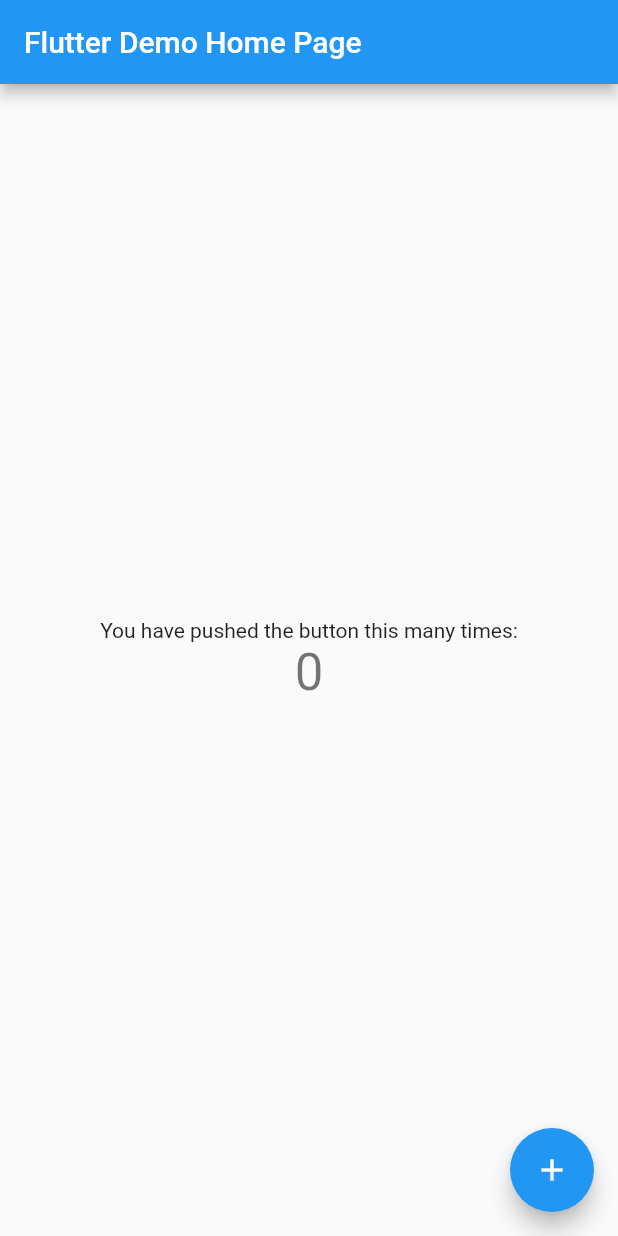
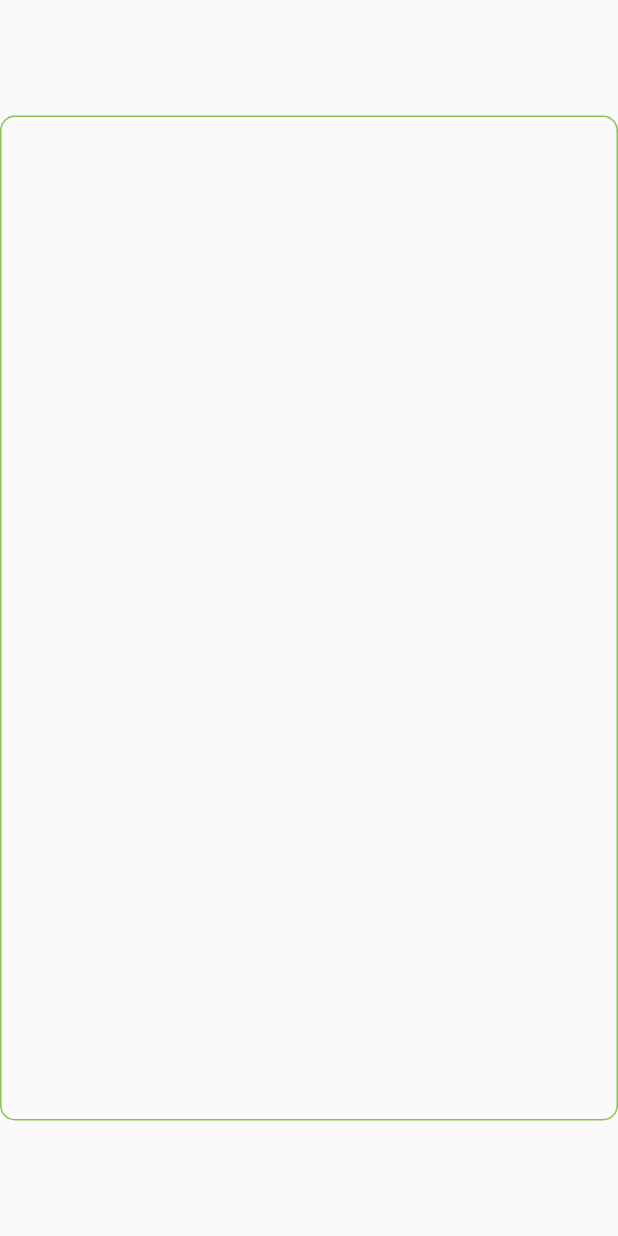
Before and after one commit to HauwaInuwa/CSC-506, a Flutter app: the screen it shows after launch, on a phone screen of 412 x 824 dp. Run offline on Flutter 3.47's test engine with Material 2 defaults, Android fonts, the phone set to English and light mode, and no system bars.

Commit message:
created a border

```diff
--- a/lib/main.dart
+++ b/lib/main.dart
@@ -5,109 +5,34 @@
 }
 
 class MyApp extends StatelessWidget {
-  // This widget is the root of your application.
   @override
   Widget build(BuildContext context) {
     return MaterialApp(
-      title: 'Flutter Demo',
-      theme: ThemeData(
-        // This is the theme of your application.
-        //
-        // Try running your application with "flutter run". You'll see the
-        // application has a blue toolbar. Then, without quitting the app, try
-        // changing the primarySwatch below to Colors.green and then invoke
-        // "hot reload" (press "r" in the console where you ran "flutter run",
-        // or simply save your changes to "hot reload" in a Flutter IDE).
-        // Notice that the counter didn't reset back to zero; the application
-        // is not restarted.
-        primarySwatch: Colors.blue,
-      ),
-      home: MyHomePage(title: 'Flutter Demo Home Page'),
+      debugShowCheckedModeBanner: false,
+      home: new MyHomePage(),
     );
   }
 }
 
 class MyHomePage extends StatefulWidget {
-  MyHomePage({Key? key, required this.title}) : super(key: key);
-
-  // This widget is the home page of your application. It is stateful, meaning
-  // that it has a State object (defined below) that contains fields that affect
-  // how it looks.
-
-  // This class is the configuration for the state. It holds the values (in this
-  // case the title) provided by the parent (in this case the App widget) and
-  // used by the build method of the State. Fields in a Widget subclass are
-  // always marked "final".
-
-  final String title;
-
   @override
   _MyHomePageState createState() => _MyHomePageState();
 }
 
 class _MyHomePageState extends State<MyHomePage> {
-  int _counter = 0;
-
-  void _incrementCounter() {
-    setState(() {
-      // This call to setState tells the Flutter framework that something has
-      // changed in this State, which causes it to rerun the build method below
-      // so that the display can reflect the updated values. If we changed
-      // _counter without calling setState(), then the build method would not be
-      // called again, and so nothing would appear to happen.
-      _counter++;
-    });
-  }
-
   @override
   Widget build(BuildContext context) {
-    // This method is rerun every time setState is called, for instance as done
-    // by the _incrementCounter method above.
-    //
-    // The Flutter framework has been optimized to make rerunning build methods
-    // fast, so that you can just rebuild anything that needs updating rather
-    // than having to individually change instances of widgets.
-    return Scaffold(
-      appBar: AppBar(
-        // Here we take the value from the MyHomePage object that was created by
-        // the App.build method, and use it to set our appbar title.
-        title: Text(widget.title),
-      ),
-      body: Center(
-        // Center is a layout widget. It takes a single child and positions it
-        // in the middle of the parent.
-        child: Column(
-          // Column is also a layout widget. It takes a list of children and
-          // arranges them vertically. By default, it sizes itself to fit its
-          // children horizontally, and tries to be as tall as its parent.
-          //
-          // Invoke "debug painting" (press "p" in the console, choose the
-          // "Toggle Debug Paint" action from the Flutter Inspector in Android
-          // Studio, or the "Toggle Debug Paint" command in Visual Studio Code)
-          // to see the wireframe for each widget.
-          //
-          // Column has various properties to control how it sizes itself and
-          // how it positions its children. Here we use mainAxisAlignment to
-          // center the children vertically; the main axis here is the vertical
-          // axis because Columns are vertical (the cross axis would be
-          // horizontal).
-          mainAxisAlignment: MainAxisAlignment.center,
-          children: <Widget>[
-            Text(
-              'You have pushed the button this many times:',
-            ),
-            Text(
-              '$_counter',
-              style: Theme.of(context).textTheme.headline4,
-            ),
-          ],
-        ),
-      ),
-      floatingActionButton: FloatingActionButton(
-        onPressed: _incrementCounter,
-        tooltip: 'Increment',
-        child: Icon(Icons.add),
-      ), // This trailing comma makes auto-formatting nicer for build methods.
-    );
+    return new Scaffold(
+        resizeToAvoidBottomInset: true,
+        body: Center(
+            //border
+            child: Container(
+          height: 670,
+          width: 670,
+          decoration: BoxDecoration(
+            border: Border.all(color: Colors.lightGreen),
+            borderRadius: BorderRadius.circular(10.0),
+          ),
+        )));
   }
 }
```
